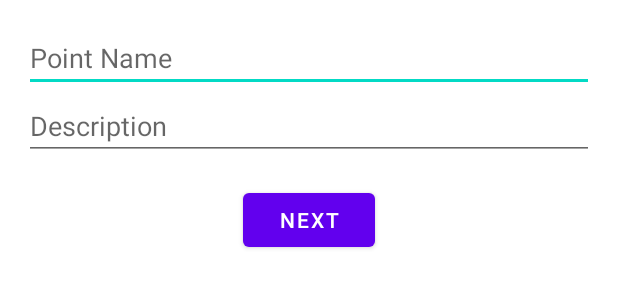
After one commit to cjanie/sig, an Android app: the layout fragment_text.xml on its own in the app's theme, with its tools: preview values and no code run, on a phone screen of 412 x 824 dp. The commit adds this screen. Shown: the top 300 px of the screen. Run offline under Robolectric (Android 15) with nearby library versions, the phone set to English and light mode, and no system bars.

Commit message:
ui fragments

```diff
--- /dev/null
+++ b/app/src/main/res/layout/fragment_text.xml
@@ -0,0 +1,41 @@
+<?xml version="1.0" encoding="utf-8"?>
+<androidx.constraintlayout.widget.ConstraintLayout
+    xmlns:android="http://schemas.android.com/apk/res/android"
+    xmlns:app="http://schemas.android.com/apk/res-auto"
+    xmlns:tools="http://schemas.android.com/tools"
+    android:layout_width="match_parent"
+    android:layout_height="match_parent"
+    android:layout_margin="@dimen/big_margin">
+
+    <EditText
+        android:id="@+id/point_name"
+        android:layout_width="match_parent"
+        android:layout_height="wrap_content"
+        android:hint="@string/point_name"
+        app:layout_constraintEnd_toEndOf="parent"
+        app:layout_constraintStart_toStartOf="parent"
+        app:layout_constraintTop_toTopOf="parent" />
+
+    <EditText
+        android:id="@+id/description"
+        android:layout_width="match_parent"
+        android:layout_height="wrap_content"
+        android:ems="10"
+        android:gravity="start|top"
+        android:hint="@string/description"
+        android:inputType="textMultiLine"
+        app:layout_constraintEnd_toEndOf="parent"
+        app:layout_constraintStart_toStartOf="parent"
+        app:layout_constraintTop_toBottomOf="@+id/point_name" />
+
+    <Button
+        android:id="@+id/button"
+        android:layout_width="wrap_content"
+        android:layout_height="wrap_content"
+        android:layout_margin="@dimen/big_margin"
+        android:text="@string/next"
+        app:layout_constraintEnd_toEndOf="parent"
+        app:layout_constraintStart_toStartOf="parent"
+        app:layout_constraintTop_toBottomOf="@+id/description" />
+
+</androidx.constraintlayout.widget.ConstraintLayout>
--- /dev/null
+++ b/app/src/main/res/values/dimens.xml
@@ -0,0 +1,6 @@
+<?xml version="1.0" encoding="utf-8"?>
+<resources>
+    <dimen name="big_point">200dp</dimen>
+    <dimen name="big_text">28dp</dimen>
+    <dimen name="big_margin">16dp</dimen>
+</resources>
--- a/app/src/main/res/values/strings.xml
+++ b/app/src/main/res/values/strings.xml
@@ -1,3 +1,14 @@
 <resources>
     <string name="app_name">SIG</string>
+    <string name="push_point">Push Point</string>
+    <string name="ruin">Ruin</string>
+    <string name="castel">Castel</string>
+    <string name="wall">Wall</string>
+    <string name="historic_site">Historic Site</string>
+    <string name="archeologic_site">Archeologic Site</string>
+    <string name="other_type">Other Type</string>
+    <string name="next">Next</string>
+    <string name="point_name">Point Name</string>
+    <string name="project">Project</string>
+    <string name="description">Description</string>
 </resources>
```
Also changed, not shown: app/src/main/res/drawable/point.xml (added, +7 -0 lines), app/src/main/res/layout/activity_main.xml (+0 -9 lines), app/src/main/res/layout/fragment_point.xml (added, +30 -0 lines), app/src/main/res/layout/fragment_type.xml (added, +74 -0 lines).
